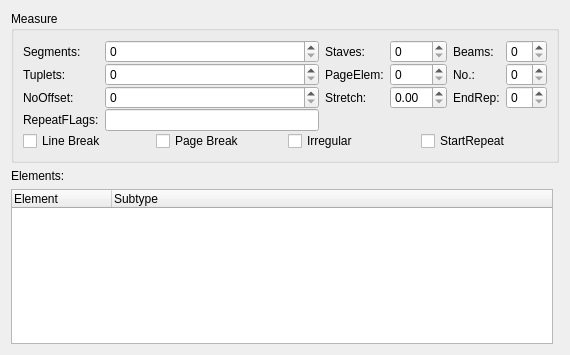
This is mscore/mscore/measure.ui in musescore/musescore-old as Qt 5 draws it before an edit. The edited form follows.
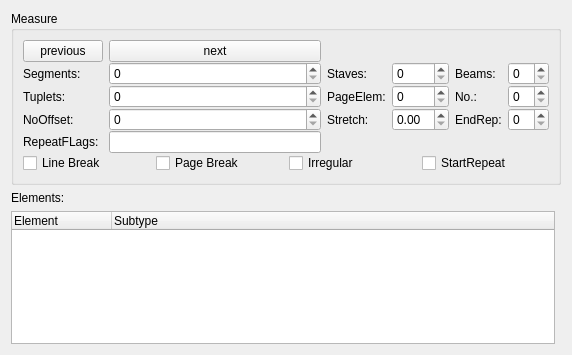
This is the edited form.

Patch:
```diff
--- a/mscore/mscore/measure.ui
+++ b/mscore/mscore/measure.ui
@@ -6,7 +6,7 @@
    <rect>
     <x>0</x>
     <y>0</y>
-    <width>570</width>
+    <width>572</width>
     <height>355</height>
    </rect>
   </property>
@@ -32,7 +32,7 @@
       <property name="margin">
        <number>9</number>
       </property>
-      <item row="4" column="0" colspan="6">
+      <item row="5" column="0" colspan="6">
        <layout class="QHBoxLayout">
         <property name="spacing">
          <number>6</number>
@@ -70,10 +70,10 @@
         </item>
        </layout>
       </item>
-      <item row="1" column="5">
+      <item row="2" column="5">
        <widget class="QSpinBox" name="measureNo"/>
       </item>
-      <item row="1" column="4">
+      <item row="2" column="4">
        <widget class="QLabel" name="label_8">
         <property name="text">
          <string>No.:</string>
@@ -83,7 +83,7 @@
         </property>
        </widget>
       </item>
-      <item row="0" column="4">
+      <item row="1" column="4">
        <widget class="QLabel" name="label_7">
         <property name="text">
          <string>Beams:</string>
@@ -93,16 +93,16 @@
         </property>
        </widget>
       </item>
-      <item row="0" column="5">
+      <item row="1" column="5">
        <widget class="QSpinBox" name="beams"/>
       </item>
-      <item row="2" column="3">
+      <item row="3" column="3">
        <widget class="QDoubleSpinBox" name="stretch"/>
       </item>
-      <item row="1" column="3">
+      <item row="2" column="3">
        <widget class="QSpinBox" name="pageElements"/>
       </item>
-      <item row="2" column="2">
+      <item row="3" column="2">
        <widget class="QLabel" name="label_6">
         <property name="text">
          <string>Stretch:</string>
@@ -112,10 +112,10 @@
         </property>
        </widget>
       </item>
-      <item row="0" column="3">
+      <item row="1" column="3">
        <widget class="QSpinBox" name="staves"/>
       </item>
-      <item row="1" column="2">
+      <item row="2" column="2">
        <widget class="QLabel" name="label_5">
         <property name="text">
          <string>PageElem:</string>
@@ -125,7 +125,7 @@
         </property>
        </widget>
       </item>
-      <item row="0" column="2">
+      <item row="1" column="2">
        <widget class="QLabel" name="label_4">
         <property name="text">
          <string>Staves:</string>
@@ -135,13 +135,13 @@
         </property>
        </widget>
       </item>
-      <item row="2" column="1">
+      <item row="3" column="1">
        <widget class="QSpinBox" name="noOffset"/>
       </item>
-      <item row="1" column="1">
+      <item row="2" column="1">
        <widget class="QSpinBox" name="tuplets"/>
       </item>
-      <item row="2" column="0">
+      <item row="3" column="0">
        <widget class="QLabel" name="label_3">
         <property name="text">
          <string>NoOffset:</string>
@@ -151,7 +151,7 @@
         </property>
        </widget>
       </item>
-      <item row="1" column="0">
+      <item row="2" column="0">
        <widget class="QLabel" name="label_2">
         <property name="text">
          <string>Tuplets:</string>
@@ -161,10 +161,10 @@
         </property>
        </widget>
       </item>
-      <item row="0" column="1">
+      <item row="1" column="1">
        <widget class="QSpinBox" name="segments"/>
       </item>
-      <item row="0" column="0">
+      <item row="1" column="0">
        <widget class="QLabel" name="label">
         <property name="text">
          <string>Segments:</string>
@@ -174,30 +174,44 @@
         </property>
        </widget>
       </item>
-      <item row="2" column="5">
+      <item row="3" column="5">
        <widget class="QSpinBox" name="endRepeat"/>
       </item>
-      <item row="2" column="4">
+      <item row="3" column="4">
        <widget class="QLabel" name="label_9">
         <property name="text">
          <string>EndRep:</string>
         </property>
        </widget>
       </item>
-      <item row="3" column="1">
+      <item row="4" column="1">
        <widget class="QLineEdit" name="repeatFlags">
         <property name="readOnly">
          <bool>true</bool>
         </property>
        </widget>
       </item>
-      <item row="3" column="0">
+      <item row="4" column="0">
        <widget class="QLabel" name="label_13">
         <property name="text">
          <string>RepeatFLags:</string>
         </property>
        </widget>
       </item>
+      <item row="0" column="0">
+       <widget class="QPushButton" name="prevButton">
+        <property name="text">
+         <string>previous</string>
+        </property>
+       </widget>
+      </item>
+      <item row="0" column="1">
+       <widget class="QPushButton" name="nextButton">
+        <property name="text">
+         <string>next</string>
+        </property>
+       </widget>
+      </item>
      </layout>
     </widget>
    </item>
```
